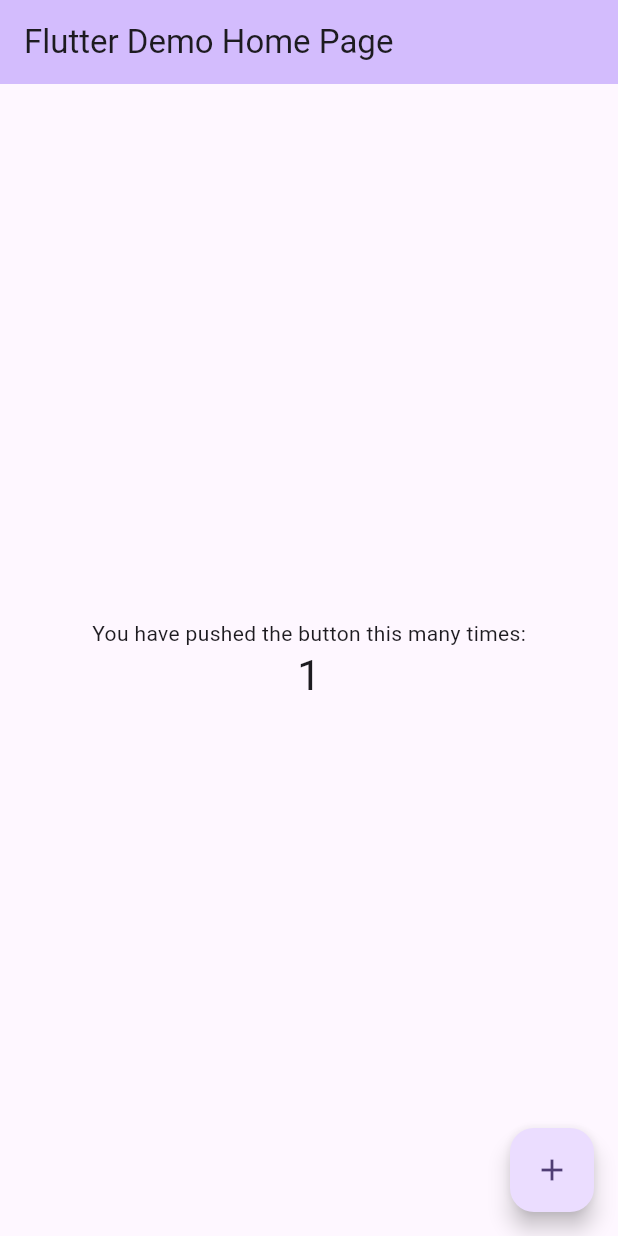
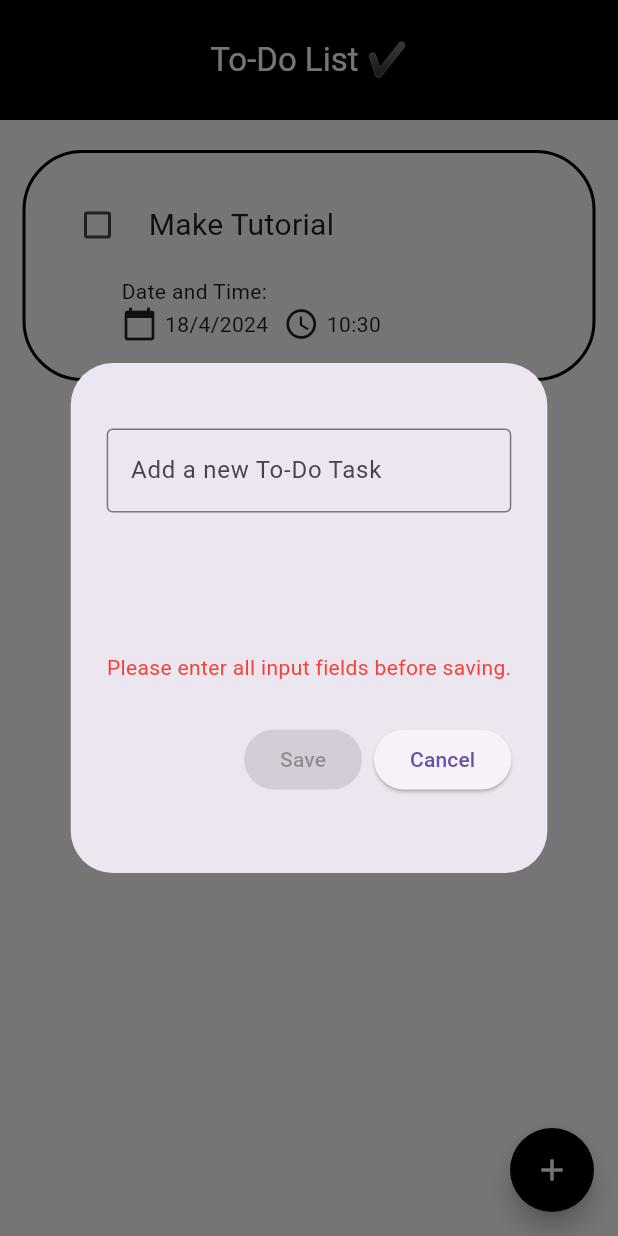
Before and after one commit to riveramiko64/todo_list_practice, a Flutter app: the screen it shows after launch, after a tap on the "add" icon, on a phone screen of 412 x 824 dp. Run offline on Flutter 3.47's test engine with Material 3 defaults, Android fonts, the phone set to English and light mode, and no system bars; our stand-ins replace hive, hive_flutter; accounts and stored records are empty.

Commit message:
all files

```diff
--- /dev/null
+++ b/lib/alertdialog.dart
@@ -0,0 +1,175 @@
+import 'package:flutter/material.dart';
+import 'floatingbutton.dart';
+
+class DialogBox extends StatefulWidget {
+  final TextEditingController controller;
+  final Function(String, DateTime, TimeOfDay) onSave;
+  final VoidCallback onCancel;
+  final Function(DateTime)? onDateSelected;
+  final Function(TimeOfDay)? onTimeSelected;
+
+  DialogBox({
+    Key? key,
+    required this.controller,
+    required this.onSave,
+    required this.onCancel,
+    this.onDateSelected,
+    this.onTimeSelected,
+  }) : super(key: key);
+
+  @override
+  _DialogBoxState createState() => _DialogBoxState();
+}
+
+class _DialogBoxState extends State<DialogBox> {
+  bool isTextFieldEmpty = true;
+  DateTime? _selectedDate;
+  TimeOfDay? _selectedTime;
+
+  @override
+  void initState() {
+    super.initState();
+    _selectedDate = null;
+    _selectedTime = null;
+  }
+
+  Future<void> _selectDate(BuildContext context) async {
+    final DateTime? picked = await showDatePicker(
+      context: context,
+      initialDate: DateTime.now(),
+      firstDate: DateTime.now(),
+      lastDate: DateTime(2100),
+    );
+    if (picked != null && picked != _selectedDate) {
+      setState(() {
+        _selectedDate = picked;
+      });
+    }
+  }
+
+  Future<void> _selectTime(BuildContext context) async {
+    final TimeOfDay? pickedTime = await showTimePicker(
+      context: context,
+      initialTime: TimeOfDay.now(),
+    );
+    if (pickedTime != null) {
+      setState(() {
+        _selectedTime = pickedTime;
+      });
+    }
+  }
+
+  @override
+  Widget build(BuildContext context) {
+    return AlertDialog(
+      content: Container(
+        height: 300,
+        child: Column(
+          mainAxisAlignment: MainAxisAlignment.spaceEvenly,
+          children: [
+            TextField(
+              controller: widget.controller,
+              onChanged: (value) {
+                setState(() {
+                  isTextFieldEmpty = value.isEmpty;
+                });
+              },
+              decoration: InputDecoration(
+                border: OutlineInputBorder(),
+                hintText: "Add a new To-Do Task",
+              ),
+            ),
+            SizedBox(height: 10,),
+            Visibility(
+              visible: !isTextFieldEmpty,
+              child: Column(
+                children: [
+                  Row(
+                    children: [
+                      Text(
+                        'Due date and time :', style: TextStyle(fontSize: 15,),
+                      ),
+                    ],
+                  ),
+                  InkWell(
+                    onTap: () => _selectDate(context),
+                    child: AbsorbPointer(
+                      child: TextFormField(
+                        decoration: InputDecoration(
+                          hintText: 'Date not set',
+                          border: UnderlineInputBorder(),
+                        ),
+                        controller: TextEditingController(
+                          text: _selectedDate == null ? '' : _selectedDate.toString().substring(0, 10),
+                        ),
+                      ),
+                    ),
+                  ),
+                  InkWell(
+                    onTap: () => _selectTime(context),
+                    child: AbsorbPointer(
+                      child: TextFormField(
+                        decoration: InputDecoration(
+                          hintText: 'Time not set',
+                          border: UnderlineInputBorder(),
+                        ),
+                        controller: TextEditingController(
+                          text: _selectedTime == null ? '' : _selectedTime!.format(context),
+                        ),
+                      ),
+                    ),
+                  ),
+                  SizedBox(height: 10,),
+                ],
+              ),
+            ),
+            // Show the message if all input fields are empty and Save button is pressed
+            if (isTextFieldEmpty || _selectedDate == null || _selectedTime == null)
+              Center(
+                child: Text(
+                  "Please enter all input fields before saving.",
+                  style: TextStyle(color: Colors.red,),
+                ),
+              ),
+            // save and cancel
+            Row(
+              mainAxisAlignment: MainAxisAlignment.end,
+              children: [
+                MyButton(
+                  text: "Save",
+                  onPressed: !isTextFieldEmpty && _selectedDate != null && _selectedTime != null
+                      ? () {
+                    final taskName = widget.controller.text;
+                    widget.onSave(taskName, _selectedDate!, _selectedTime!);
+                    // Reset task name, selected date, and selected time to null
+                    widget.controller.clear();
+                    setState(() {
+                      _selectedDate = null;
+                      _selectedTime = null;
+                    });
+                    // Close the dialog
+                  }
+                      : null, // Disable the button if any field is empty
+                ),
+                const SizedBox(width: 8),
+                MyButton(
+                  text: "Cancel",
+                  onPressed: () {
+                    // Reset task name, selected date, and selected time to null
+                    widget.controller.clear();
+                    setState(() {
+                      _selectedDate = null;
+                      _selectedTime = null;
+                    });
+                    // Close the dialog
+                    Navigator.pop(context);
+                  },
+                ),
+              ],
+            ),
+          ],
+        ),
+      ),
+    );
+  }
+}
--- /dev/null
+++ b/lib/database.dart
@@ -0,0 +1,42 @@
+// database.dart
+import 'package:hive_flutter/hive_flutter.dart';
+import 'package:flutter/material.dart';
+
+class ToDoDataBase {
+  List<List<dynamic>> toDoList = []; // Each task is a list with [taskName, taskCompleted, dueDate, dueTime]
+
+  final _myBox = Hive.box('mybox');
+
+  // Run this method if this is the 1st time ever opening this app
+  void createInitialData() {
+    toDoList = [
+      ["Make Tutorial", false, DateTime.now(), TimeOfDay.now()],
+    ];
+    updateDataBase(); // Update database with initial data
+  }
+
+  // Load the data from database
+  void loadData() {
+    List<dynamic>? data = _myBox.get("TODOLIST");
+    if (data != null) {
+      toDoList = List<List<dynamic>>.from(data);
+    }
+  }
+
+  // Update the database
+  void updateDataBase() {
+    _myBox.put("TODOLIST", toDoList);
+  }
+
+  // Add a method to delete a task
+  void deleteTask(int index) {
+    toDoList.removeAt(index);
+    updateDataBase(); // Update database after deleting the task
+  }
+
+  // Add a method to add a new task
+  void addNewTask(String taskName, bool taskCompleted, DateTime? dueDate, TimeOfDay? dueTime) {
+    toDoList.add([taskName, taskCompleted, dueDate, dueTime]);
+    updateDataBase(); // Update database after adding the task
+  }
+}
--- /dev/null
+++ b/lib/floatingbutton.dart
@@ -0,0 +1,19 @@
+import 'package:flutter/material.dart';
+
+class MyButton extends StatelessWidget {
+  final String text;
+  final VoidCallback? onPressed;
+
+  const MyButton({
+    required this.text,
+    required this.onPressed,
+  });
+
+  @override
+  Widget build(BuildContext context) {
+    return ElevatedButton(
+      onPressed: onPressed,
+      child: Text(text),
+    );
+  }
+}
--- /dev/null
+++ b/lib/homepage.dart
@@ -0,0 +1,116 @@
+import 'package:flutter/material.dart';
+import 'package:hive_flutter/hive_flutter.dart';
+import 'database.dart';
+import 'alertdialog.dart';
+import 'todotile.dart';
+
+class HomePage extends StatefulWidget {
+  const HomePage({super.key});
+
+  @override
+  State<HomePage> createState() => _HomePageState();
+}
+
+class _HomePageState extends State<HomePage> {
+  final _myBox = Hive.box('mybox');
+  ToDoDataBase db = ToDoDataBase();
+
+  DateTime? _selectedDate;
+  bool isTextFieldEmpty = false;
+  TimeOfDay? _selectedTime;
+
+  @override
+  void initState() {
+    if (_myBox.get("TODOLIST") == null) {
+      db.createInitialData();
+    } else {
+      db.loadData();
+    }
+    super.initState();
+  }
+
+  final _controller = TextEditingController();
+
+  void checkBoxChanged(bool? value, int index) {
+    setState(() {
+      db.toDoList[index][1] = !db.toDoList[index][1];
+    });
+    db.updateDataBase();
+  }
+
+  void saveNewTask(String taskName, DateTime selectedDate, TimeOfDay selectedTime) {
+    setState(() {
+      db.addNewTask(taskName, false, selectedDate, selectedTime);
+      _controller.clear();
+      _selectedDate = null;
+      _selectedTime = null;
+    });
+    Navigator.of(context).pop(); // Close the dialog
+  }
+
+  void createNewTask() {
+    showDialog(
+      context: context,
+      builder: (context) {
+        return DialogBox(
+          controller: _controller,
+          onSave: saveNewTask,
+          onCancel: () => Navigator.of(context).pop(),
+          onDateSelected: (date) {
+            setState(() {
+              _selectedDate = date;
+            });
+          },
+          onTimeSelected: (time) {
+            setState(() {
+              _selectedTime = time;
+            });
+          },
+        );
+      },
+    );
+  }
+
+  void deleteTask(int index) {
+    setState(() {
+      db.toDoList.removeAt(index);
+    });
+    db.updateDataBase();
+  }
+
+  @override
+  Widget build(BuildContext context) {
+    return Scaffold(
+      backgroundColor: Colors.white,
+      appBar: AppBar(
+        backgroundColor: Colors.black,
+        toolbarHeight: 80,
+        centerTitle: true,
+        title: const Text(
+          'To-Do List ✔',
+          style: TextStyle(color: Colors.white),
+        ),
+        elevation: 0,
+      ),
+      floatingActionButton: FloatingActionButton(
+        onPressed: createNewTask,
+        shape: const CircleBorder(),
+        backgroundColor: Colors.black,
+        child: const Icon(Icons.add, color: Colors.white),
+      ),
+      body: ListView.builder(
+        itemCount: db.toDoList.length,
+        itemBuilder: (context, index) {
+          return ToDoTile(
+            taskName: db.toDoList[index][0],
+            taskCompleted: db.toDoList[index][1],
+            dueDate: db.toDoList[index][2],
+            dueTime: db.toDoList[index][3],
+            onChanged: (value) => checkBoxChanged(value, index),
+            deleteFunction: (context) => deleteTask(index),
+          );
+        },
+      ),
+    );
+  }
+}
--- a/lib/main.dart
+++ b/lib/main.dart
@@ -1,125 +1,42 @@
 import 'package:flutter/material.dart';
+import 'package:hive_flutter/hive_flutter.dart';
+import 'homepage.dart';
+import 'time_of_day_adapter.dart';
 
-void main() {
+void main() async {
+  // Initialize Hive
+  await Hive.initFlutter();
+  Hive.registerAdapter(TimeOfDayAdapter());
+
+  // Open the Hive box
+  await Hive.openBox('mybox');
+
   runApp(const MyApp());
 }
 
 class MyApp extends StatelessWidget {
   const MyApp({super.key});
 
-  // This widget is the root of your application.
   @override
   Widget build(BuildContext context) {
+    // Create a MaterialColor based on white color
+    MaterialColor whiteSwatch = const MaterialColor(0xFFFFFFFF, {
+      50: Colors.white,
+      100: Colors.white,
+      200: Colors.white,
+      300: Colors.white,
+      400: Colors.white,
+      500: Colors.white,
+      600: Colors.white,
+      700: Colors.white,
+      800: Colors.white,
+      900: Colors.white,
+    });
+
     return MaterialApp(
-      title: 'Flutter Demo',
-      theme: ThemeData(
-        // This is the theme of your application.
-        //
-        // TRY THIS: Try running your application with "flutter run". You'll see
-        // the application has a purple toolbar. Then, without quitting the app,
-        // try changing the seedColor in the colorScheme below to Colors.green
-        // and then invoke "hot reload" (save your changes or press the "hot
-        // reload" button in a Flutter-supported IDE, or press "r" if you used
-        // the command line to start the app).
-        //
-        // Notice that the counter didn't reset back to zero; the application
-        // state is not lost during the reload. To reset the state, use hot
-        // restart instead.
-        //
-        // This works for code too, not just values: Most code changes can be
-        // tested with just a hot reload.
-        colorScheme: ColorScheme.fromSeed(seedColor: Colors.deepPurple),
-        useMaterial3: true,
-      ),
-      home: const MyHomePage(title: 'Flutter Demo Home Page'),
+      debugShowCheckedModeBanner: false,
+      home: const HomePage(),
+      theme: ThemeData(primarySwatch: whiteSwatch),
     );
   }
 }
-
-class MyHomePage extends StatefulWidget {
-  const MyHomePage({super.key, required this.title});
-
-  // This widget is the home page of your application. It is stateful, meaning
-  // that it has a State object (defined below) that contains fields that affect
-  // how it looks.
-
-  // This class is the configuration for the state. It holds the values (in this
-  // case the title) provided by the parent (in this case the App widget) and
-  // used by the build method of the State. Fields in a Widget subclass are
-  // always marked "final".
-
-  final String title;
-
-  @override
-  State<MyHomePage> createState() => _MyHomePageState();
-}
-
-class _MyHomePageState extends State<MyHomePage> {
-  int _counter = 0;
-
-  void _incrementCounter() {
-    setState(() {
-      // This call to setState tells the Flutter framework that something has
-      // changed in this State, which causes it to rerun the build method below
-      // so that the display can reflect the updated values. If we changed
-      // _counter without calling setState(), then the build method would not be
-      // called again, and so nothing would appear to happen.
-      _counter++;
-    });
-  }
-
-  @override
-  Widget build(BuildContext context) {
-    // This method is rerun every time setState is called, for instance as done
-    // by the _incrementCounter method above.
-    //
-    // The Flutter framework has been optimized to make rerunning build methods
-    // fast, so that you can just rebuild anything that needs updating rather
-    // than having to individually change instances of widgets.
-    return Scaffold(
-      appBar: AppBar(
-        // TRY THIS: Try changing the color here to a specific color (to
-        // Colors.amber, perhaps?) and trigger a hot reload to see the AppBar
-        // change color while the other colors stay the same.
-        backgroundColor: Theme.of(context).colorScheme.inversePrimary,
-        // Here we take the value from the MyHomePage object that was created by
-        // the App.build method, and use it to set our appbar title.
-        title: Text(widget.title),
-      ),
-      body: Center(
-        // Center is a layout widget. It takes a single child and positions it
-        // in the middle of the parent.
-        child: Column(
-          // Column is also a layout widget. It takes a list of children and
-          // arranges them vertically. By default, it sizes itself to fit its
-          // children horizontally, and tries to be as tall as its parent.
-          //
-          // Column has various properties to control how it sizes itself and
-          // how it positions its children. Here we use mainAxisAlignment to
-          // center the children vertically; the main axis here is the vertical
-          // axis because Columns are vertical (the cross axis would be
-          // horizontal).
-          //
-          // TRY THIS: Invoke "debug painting" (choose the "Toggle Debug Paint"
-          // action in the IDE, or press "p" in the console), to see the
-          // wireframe for each widget.
-          mainAxisAlignment: MainAxisAlignment.center,
-          children: <Widget>[
-            const Text(
-              'You have pushed the button this many times:',
-            ),
-            Text(
-              '$_counter',
-              style: Theme.of(context).textTheme.headlineMedium,
-            ),
-          ],
-        ),
-      ),
-      floatingActionButton: FloatingActionButton(
-        onPressed: _incrementCounter,
-        tooltip: 'Increment',
-        child: const Icon(Icons.add),
-      ), // This trailing comma makes auto-formatting nicer for build methods.
-    );
-  }
-}
--- /dev/null
+++ b/lib/time_of_day_adapter.dart
@@ -0,0 +1,20 @@
+import 'package:hive/hive.dart';
+import 'package:flutter/material.dart';
+
+class TimeOfDayAdapter extends TypeAdapter<TimeOfDay> {
+  @override
+  final typeId = 101; // Unique ID for this adapter
+
+  @override
+  TimeOfDay read(BinaryReader reader) {
+    final hour = reader.readByte();
+    final minute = reader.readByte();
+    return TimeOfDay(hour: hour, minute: minute);
+  }
+
+  @override
+  void write(BinaryWriter writer, TimeOfDay obj) {
+    writer.writeByte(obj.hour);
+    writer.writeByte(obj.minute);
+  }
+}
--- /dev/null
+++ b/lib/todotile.dart
@@ -0,0 +1,115 @@
+import 'package:flutter/material.dart';
+
+
+class ToDoTile extends StatelessWidget {
+  final String taskName;
+  final bool taskCompleted;
+  final DateTime? dueDate;
+  final TimeOfDay? dueTime;
+  Function(bool?)? onChanged;
+  Function(BuildContext)? deleteFunction;
+
+  ToDoTile({super.key,
+    required this.taskName,
+    required this.taskCompleted,
+    required this.dueDate,
+    required this.dueTime,
+    required this.onChanged,
+    required this.deleteFunction,
+  });
+
+  @override
+  Widget build(BuildContext context) {
+    return Padding(
+      padding: const EdgeInsets.only(left: 15.0, right: 15, top: 20),
+      child: Container(
+        padding: const EdgeInsets.all(24),
+        decoration: BoxDecoration(
+          color: Colors.white12,
+          borderRadius: BorderRadius.circular(40),
+          border: Border.all(color: Colors.black, width: 2),
+          boxShadow: [
+            BoxShadow(
+              color: Colors.white.withOpacity(0.5), // Shadow color
+              spreadRadius: 2, // Spread radius
+              blurRadius: 4, // Blur radius
+              offset: const Offset(0, 2), // Offset of the shadow
+            ),
+          ],
+        ),
+        child: Column(
+          children: [
+            Row(
+              children: [
+                // Checkbox
+                Checkbox(
+                  value: taskCompleted,
+                  onChanged: onChanged,
+                  activeColor: Colors.black,
+                ),
+
+                const SizedBox(width: 10,),
+
+                // Task name
+                Expanded(
+                  child: Text(
+                    taskName,
+                    style: TextStyle(
+                      fontSize: 20,
+                      decoration: taskCompleted
+                          ? TextDecoration.lineThrough
+                          : TextDecoration.none,
+                    ),
+                  ),
+                ),
+
+                // Display date and time
+
+
+                // Delete button (conditionally shown)
+                Visibility(
+                  visible: taskCompleted,
+                  child: IconButton(
+                    onPressed: () => deleteFunction!(context),
+                    icon: const Icon(Icons.delete),
+                    color: Colors.red,
+                  ),
+                ),
+              ],
+            ),
+
+            const Row(
+              children: [
+                SizedBox(height: 10,),
+              ],
+            ),
+            const Row(
+              children: [
+                SizedBox(width: 40,),
+                Text('Date and Time:'),
+              ],
+            ),
+
+            if (dueDate != null && dueTime != null)
+
+
+              Row(
+                children: [
+                  const SizedBox(width: 40,),
+                  const Icon(Icons.calendar_today),
+                  const SizedBox(width: 5),
+                  Text('${dueDate!.day}/${dueDate!.month}/${dueDate!.year}'),
+                  const SizedBox(width: 10),
+                  const Icon(Icons.access_time),
+                  const SizedBox(width: 5),
+                  Text('${dueTime!.hour}:${dueTime!.minute}'),
+                ],
+              ),
+
+
+          ],
+        ),
+      ),
+    );
+  }
+}
```
Also changed, not shown: pubspec.yaml (+8 -0 lines), pubspec.lock.
